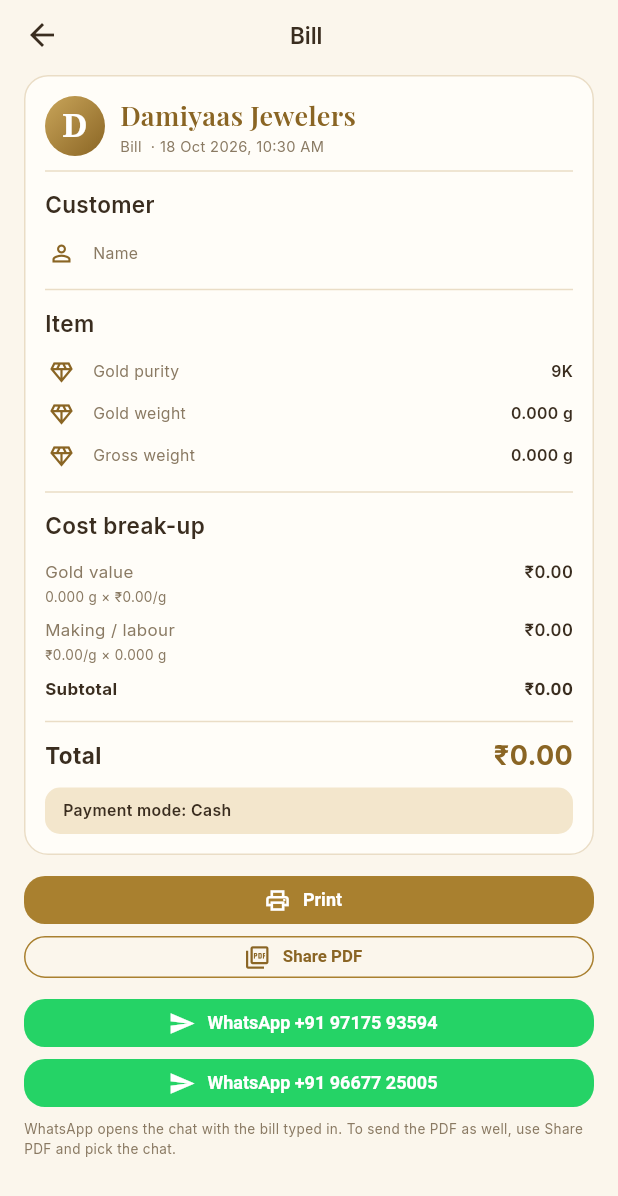
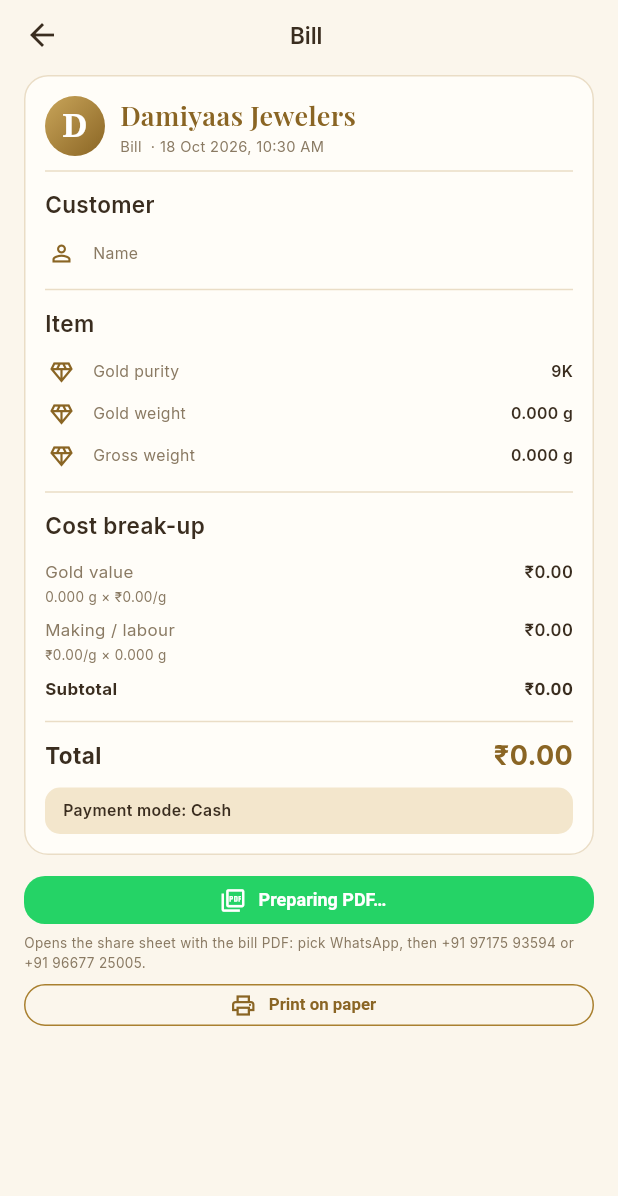
Before and after one commit to vikasagg/jewelry-cost-app, a Flutter app: the BillScreen screen opened directly with empty values, on a phone screen of 412 x 824 dp. Shown: the top 1196 px of the screen. Run offline on Flutter 3.47's test engine with Material 3 defaults, Android fonts, the phone set to English and light mode, and no system bars; our stand-ins replace flutter_secure_storage, hive_ce_flutter, image_picker, pdf, printing, share_plus and 1 more; missing offline and left inert: dart:js_interop, google_mlkit_text_recognition; accounts and stored records are empty.

Commit message:
Bill: Print shares the bill as a PDF (for WhatsApp)
Print now opens the share sheet with the bill PDF attached instead of
WhatsApp text links; the PDF is built when the bill opens so Safari's
tap-only sharing works. Paper printing moves to 'Print on paper'.

Co-Authored-By: Claude Opus 5.5 <noreply@anthropic.com>
Claude-Session: https://claude.ai/code/session_01Ty8ibr9qUkpqR5XqhoszLs

```diff
--- a/lib/ui/screens/bill_screen.dart
+++ b/lib/ui/screens/bill_screen.dart
@@ -2,7 +2,6 @@ import 'package:flutter/material.dart';
 import 'package:flutter/services.dart';
 import 'package:printing/printing.dart';
 import 'package:share_plus/share_plus.dart';
-import 'package:url_launcher/url_launcher.dart';
 
 import '../../billing/bill.dart';
 import '../../branding.dart';
@@ -149,9 +148,10 @@ Future<BillCustomer?> showBillDialog(BuildContext context, {Bill? initial}) {
   );
 }
 
-/// The bill: customer, item, full cost break-up and payment mode, with
-/// Print, Share PDF and WhatsApp to the shop's numbers.
-class BillScreen extends StatelessWidget {
+/// The bill: customer, item, full cost break-up and payment mode. Print
+/// shares the bill as a PDF (pick WhatsApp and the chat); "Print on
+/// paper" opens the printer dialog.
+class BillScreen extends StatefulWidget {
   const BillScreen({
     super.key,
     required this.bill,
@@ -165,59 +165,64 @@ class BillScreen extends StatelessWidget {
   final PricingResult result;
   final VoidCallback? onEditCustomer;
 
-  String get _pdfName => 'bill-${bill.billNo}.pdf';
+  @override
+  State<BillScreen> createState() => _BillScreenState();
+}
 
-  Future<void> _print(BuildContext context) async {
-    try {
-      await Printing.layoutPdf(
-        name: _pdfName,
-        onLayout: (_) => buildBillPdf(bill, input, result),
-      );
-    } catch (e) {
-      if (context.mounted) _snack(context, 'Could not open printing: $e');
-    }
+class _BillScreenState extends State<BillScreen> {
+  // Built up front: browsers (iPhone Safari) only open the share sheet
+  // straight after a tap, so the PDF must be ready before it.
+  late final Future<Uint8List> _pdf = buildBillPdf(
+    widget.bill,
+    widget.input,
+    widget.result,
+  );
+  Uint8List? _bytes;
+
+  @override
+  void initState() {
+    super.initState();
+    _pdf.then((b) {
+      if (mounted) setState(() => _bytes = b);
+    }, onError: (Object _) {});
   }
 
-  Future<void> _sharePdf(BuildContext context) async {
+  String get _pdfName => 'bill-${widget.bill.billNo}.pdf';
+
+  Future<void> _sendPdf() async {
     try {
-      final bytes = await buildBillPdf(bill, input, result);
+      final bytes = _bytes ?? await _pdf;
       await SharePlus.instance.share(
         ShareParams(
           files: [
             XFile.fromData(bytes, mimeType: 'application/pdf', name: _pdfName),
           ],
-          text: '${Brand.name} — Bill ${bill.billNo}',
+          text:
+              '${Brand.name} — Bill ${widget.bill.billNo} · '
+              '${widget.bill.customerName} · '
+              '${formatPaise(widget.result.totalPaise)}',
         ),
       );
     } catch (e) {
-      if (context.mounted) _snack(context, 'Could not share the PDF: $e');
+      if (mounted) _snack('Could not share the PDF: $e');
     }
   }
 
-  Future<void> _whatsApp(BuildContext context, String number) async {
-    final text = buildBillText(bill, input, result);
-    final url = Uri.parse(
-      'https://wa.me/$number?text=${Uri.encodeComponent(text)}',
-    );
-    var opened = false;
+  Future<void> _printOnPaper() async {
     try {
-      opened = await launchUrl(url, mode: LaunchMode.externalApplication);
-    } catch (_) {
-      opened = false;
-    }
-    if (!opened && context.mounted) {
-      _snack(context, 'Could not open WhatsApp');
+      await Printing.layoutPdf(name: _pdfName, onLayout: (_) => _pdf);
+    } catch (e) {
+      if (mounted) _snack('Could not open printing: $e');
     }
   }
 
-  static void _snack(BuildContext context, String msg) =>
-      ScaffoldMessenger.of(context)
-        ..hideCurrentSnackBar()
-        ..showSnackBar(SnackBar(content: Text(msg)));
+  void _snack(String msg) => ScaffoldMessenger.of(context)
+    ..hideCurrentSnackBar()
+    ..showSnackBar(SnackBar(content: Text(msg)));
 
   @override
   Widget build(BuildContext context) {
-    final i = input, r = result, b = bill;
+    final i = widget.input, r = widget.result, b = widget.bill;
     return Scaffold(
       appBar: AppBar(title: Text('Bill ${b.billNo}')),
       body: SafeArea(
@@ -317,39 +322,32 @@ class BillScreen extends StatelessWidget {
               const SizedBox(height: 14),
               FilledButton.icon(
                 key: const Key('billPrint'),
-                onPressed: () => _print(context),
-                icon: const Icon(Icons.print_outlined),
-                label: const Text('Print'),
+                style: FilledButton.styleFrom(
+                  backgroundColor: const Color(0xFF25D366), // WhatsApp green
+                  foregroundColor: Colors.white,
+                ),
+                onPressed: _sendPdf,
+                icon: const Icon(Icons.picture_as_pdf_outlined),
+                label: Text(
+                  _bytes == null ? 'Preparing PDF…' : 'Print — send PDF',
+                ),
+              ),
+              const SizedBox(height: 6),
+              Text(
+                'Opens the share sheet with the bill PDF: pick WhatsApp, then '
+                '${billWhatsAppNumbers.map(displayPhone).join(' or ')}.',
+                style: const TextStyle(fontSize: 12, color: AppColors.muted),
               ),
               const SizedBox(height: 8),
               OutlinedButton.icon(
-                key: const Key('billSharePdf'),
-                onPressed: () => _sharePdf(context),
-                icon: const Icon(Icons.picture_as_pdf_outlined),
-                label: const Text('Share PDF'),
+                key: const Key('billPrintPaper'),
+                onPressed: _printOnPaper,
+                icon: const Icon(Icons.print_outlined),
+                label: const Text('Print on paper'),
               ),
-              const SizedBox(height: 14),
-              for (final n in billWhatsAppNumbers) ...[
-                FilledButton.icon(
-                  key: Key('billWhatsApp_$n'),
-                  style: FilledButton.styleFrom(
-                    backgroundColor: const Color(0xFF25D366),
-                    foregroundColor: Colors.white,
-                  ),
-                  onPressed: () => _whatsApp(context, n),
-                  icon: const Icon(Icons.send),
-                  label: Text('WhatsApp ${displayPhone(n)}'),
-                ),
-                const SizedBox(height: 8),
-              ],
-              const Text(
-                'WhatsApp opens the chat with the bill typed in. To send the '
-                'PDF as well, use Share PDF and pick the chat.',
-                style: TextStyle(fontSize: 12, color: AppColors.muted),
-              ),
-              if (onEditCustomer != null)
+              if (widget.onEditCustomer != null)
                 TextButton.icon(
-                  onPressed: onEditCustomer,
+                  onPressed: widget.onEditCustomer,
                   icon: const Icon(Icons.edit_outlined),
                   label: const Text('Edit customer details'),
                 ),
```
Also changed, not shown: 1 other file.
